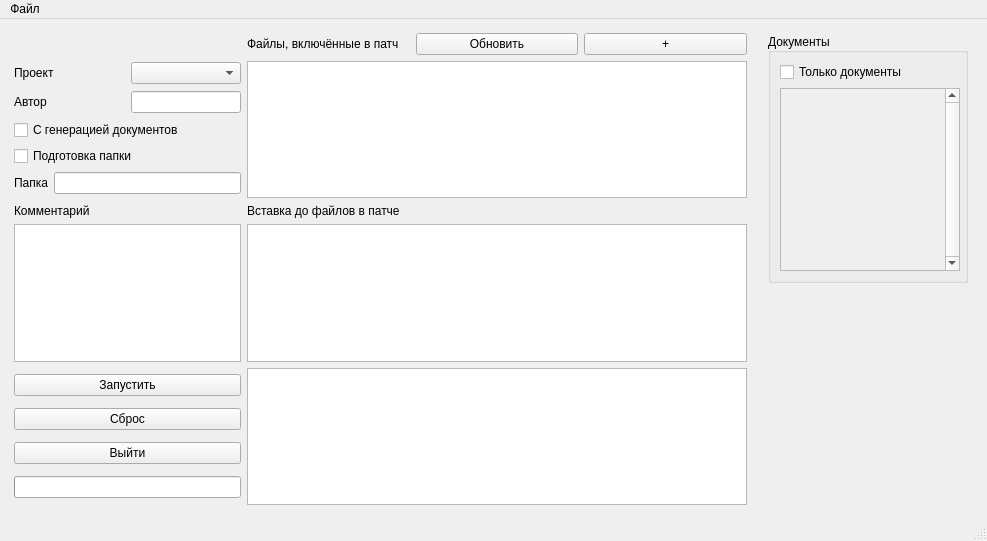
First picture: the form in mainwindow.ui, repository Alex1OPS/apatcher, before the edit.
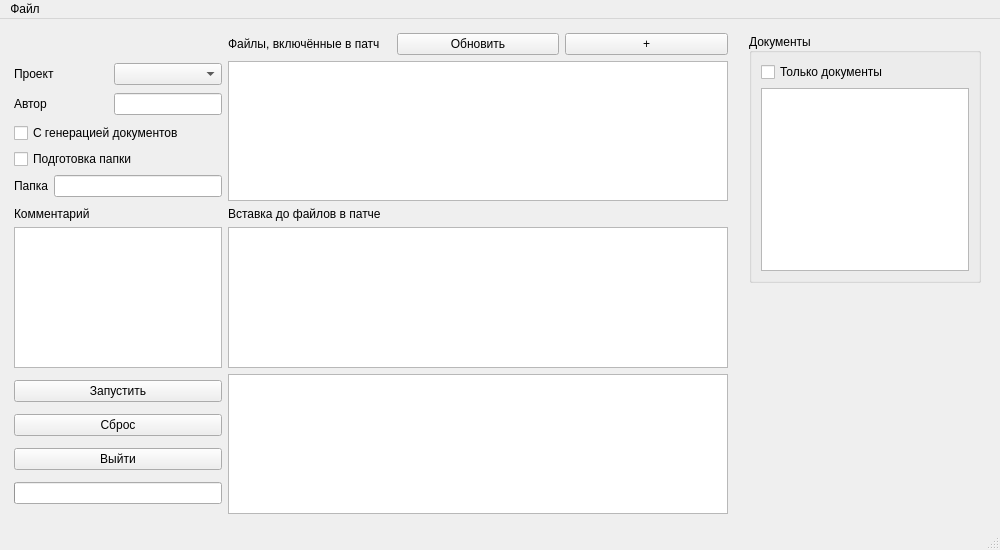
Second picture: the form after the edit.

The edit to the form file:
```diff
--- a/mainwindow.ui
+++ b/mainwindow.ui
@@ -6,8 +6,8 @@
    <rect>
     <x>0</x>
     <y>0</y>
-    <width>987</width>
-    <height>541</height>
+    <width>1000</width>
+    <height>550</height>
    </rect>
   </property>
   <property name="windowTitle">
@@ -252,68 +252,10 @@
           </widget>
          </item>
          <item row="1" column="0">
-          <widget class="QScrollArea" name="genDocsDetails">
-           <property name="enabled">
-            <bool>true</bool>
+          <widget class="QTableWidget" name="tableDocsDetails">
+           <property name="cornerButtonEnabled">
+            <bool>false</bool>
            </property>
-           <property name="sizePolicy">
-            <sizepolicy hsizetype="MinimumExpanding" vsizetype="Expanding">
-             <horstretch>0</horstretch>
-             <verstretch>0</verstretch>
-            </sizepolicy>
-           </property>
-           <property name="minimumSize">
-            <size>
-             <width>180</width>
-             <height>150</height>
-            </size>
-           </property>
-           <property name="maximumSize">
-            <size>
-             <width>16777215</width>
-             <height>250</height>
-            </size>
-           </property>
-           <property name="verticalScrollBarPolicy">
-            <enum>Qt::ScrollBarAlwaysOn</enum>
-           </property>
-           <property name="horizontalScrollBarPolicy">
-            <enum>Qt::ScrollBarAsNeeded</enum>
-           </property>
-           <property name="widgetResizable">
-            <bool>true</bool>
-           </property>
-           <widget class="QWidget" name="scrollAreaWidgetContents">
-            <property name="enabled">
-             <bool>true</bool>
-            </property>
-            <property name="geometry">
-             <rect>
-              <x>0</x>
-              <y>0</y>
-              <width>173</width>
-              <height>192</height>
-             </rect>
-            </property>
-            <layout class="QGridLayout" name="gridLayout_10">
-             <item row="3" column="1">
-              <layout class="QGridLayout" name="gridLayout_3">
-               <property name="leftMargin">
-                <number>2</number>
-               </property>
-               <property name="topMargin">
-                <number>2</number>
-               </property>
-               <property name="rightMargin">
-                <number>2</number>
-               </property>
-               <property name="bottomMargin">
-                <number>2</number>
-               </property>
-              </layout>
-             </item>
-            </layout>
-           </widget>
           </widget>
          </item>
         </layout>
@@ -341,7 +283,7 @@
     <rect>
      <x>0</x>
      <y>0</y>
-     <width>987</width>
+     <width>1000</width>
      <height>21</height>
     </rect>
    </property>
```
